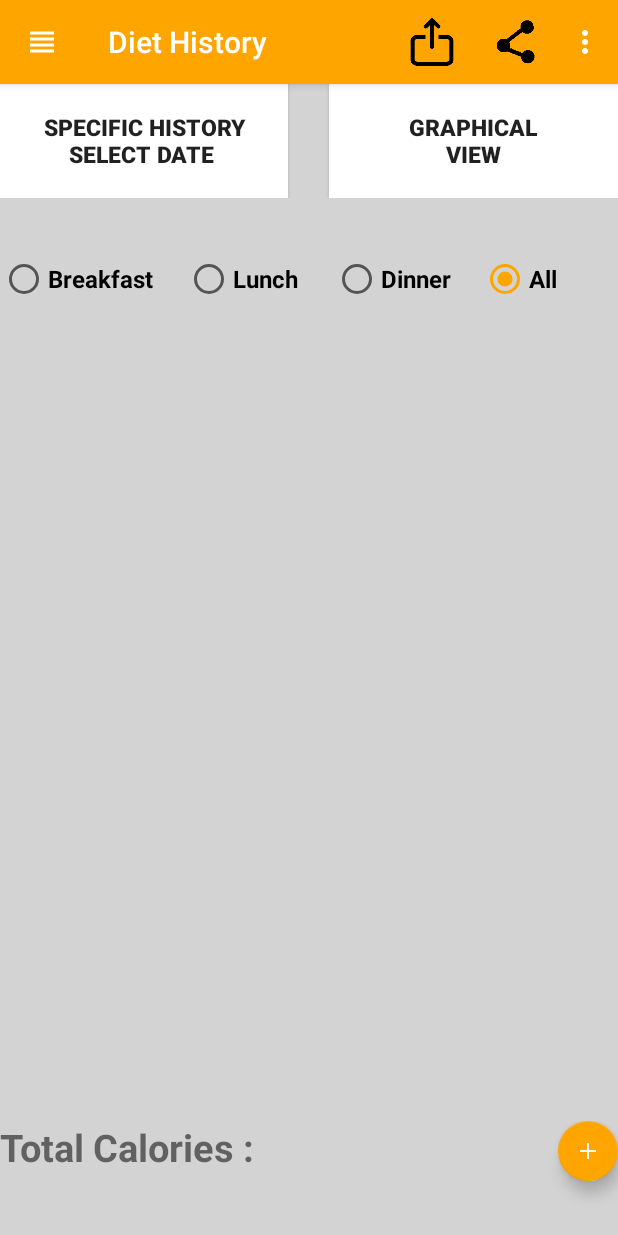
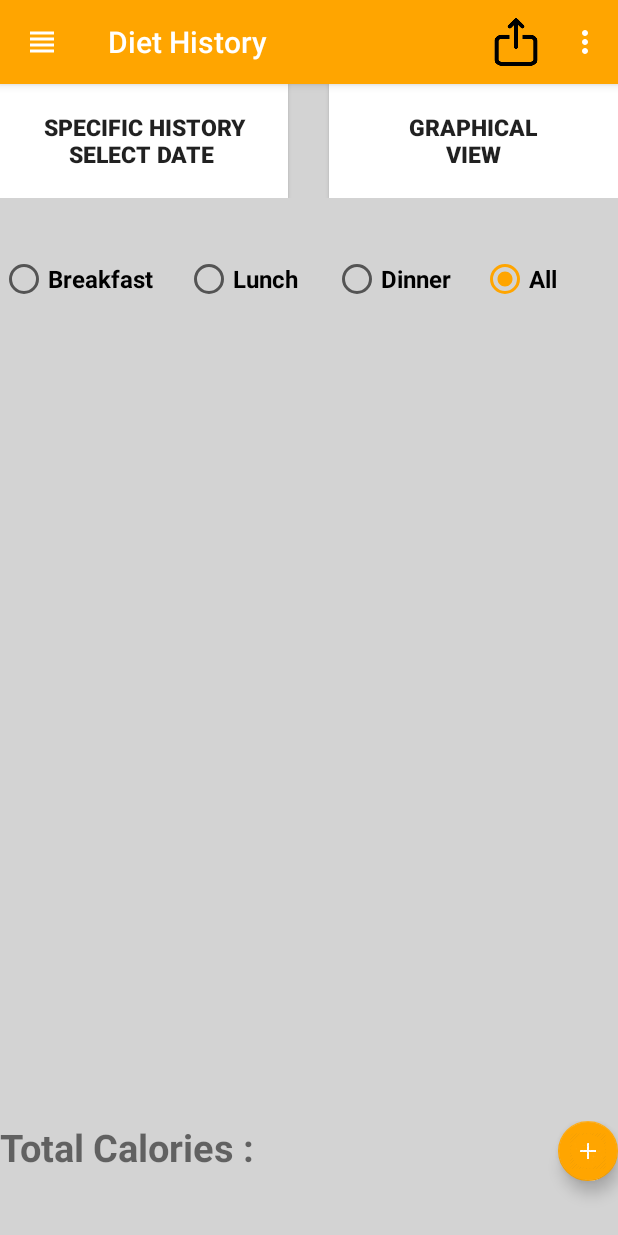
Before and after one commit to A00230757/MyDietDiary, an Android app: the DietHistoryNewActivity screen opened directly, with no data from a screen before it, on a phone screen of 412 x 824 dp. Run offline under Robolectric (Android 15) with nearby library versions, the phone set to English and light mode, and no system bars; our stand-ins replace Firebase (no records; nobody signed in at launch, a user with empty details on screens opened directly); libraries missing offline, so code that uses them is left out: org.apache.poi; pictures from the network do not load.

Commit message:
Now user can view daily calorie consumed graphically. And there is help in menu at top which give instructions about how to use app.App is complete almost.User can share diet ideas with friends also.

```diff
--- a/app/src/main/java/com/example/app/dietdiary/PieGraphHistoryActivity.java
+++ b/app/src/main/java/com/example/app/dietdiary/PieGraphHistoryActivity.java
@@ -50,6 +50,7 @@ TextView tv1;
     long selecteddate;
     float totalcalories=0;
     boolean flag=false;
+    float mtt =0;
     @Override
     protected void onCreate(Bundle savedInstanceState) {
         super.onCreate(savedInstanceState);
@@ -64,6 +65,8 @@ tv1=(TextView)(findViewById(R.id.tv1)) ;
 setTitle("Diet History");
         db = openOrCreateDatabase("MYDB", MODE_PRIVATE, null);
         getSupportActionBar().setDisplayHomeAsUpEnabled(true);
+
+       mtt= getIntent().getFloatExtra("mtt",0);
 
         actionBarDrawerToggle = new ActionBarDrawerToggle(this, d1, null, 0, 0);
         d1.addDrawerListener(actionBarDrawerToggle);
@@ -461,7 +464,7 @@ this.i=i;
 }
     // If we need to display center text with textStyle
     private SpannableString generateCenterSpannableText(float totalExpense) {
-        SpannableString s = new SpannableString("TOTAL Calories\n "+totalExpense+" cal ");
+        SpannableString s = new SpannableString("TOTAL Calories\n "+mtt+" cal ");
         s.setSpan(new RelativeSizeSpan(2f), 11, s.length(), 0);
         s.setSpan(new StyleSpan(Typeface.NORMAL), 11, s.length(), 0);
         return s;
--- a/app/src/main/res/menu/mytoolbarmenu.xml
+++ b/app/src/main/res/menu/mytoolbarmenu.xml
@@ -23,12 +23,12 @@
         <!--android:orderInCategory="100"-->
         <!--android:title="@string/action_settings"-->
         <!--app:showAsAction="never" />-->
-    <item
-        android:id="@+id/m6"
-        android:icon="@drawable/sh"
-        android:orderInCategory="101"
-        android:title="Share"
-        app:showAsAction="always" />
+<!--    <item-->
+<!--        android:id="@+id/m6"-->
+<!--        android:icon="@drawable/sh"-->
+<!--        android:orderInCategory="101"-->
+<!--        android:title="Share"-->
+<!--        app:showAsAction="always" />-->
     <item
         android:id="@+id/m5"
         android:icon="@drawable/etx"
@@ -40,17 +40,17 @@
         android:orderInCategory="100"
         android:title="Help"
         app:showAsAction="never" />
-    <item
-        android:id="@+id/m2"
-        android:orderInCategory="100"
-        android:title="Delete DietHistory"
-        app:showAsAction="never" />
+<!--    <item-->
+<!--        android:id="@+id/m2"-->
+<!--        android:orderInCategory="100"-->
+<!--        android:title="Delete DietHistory"-->
+<!--        app:showAsAction="never" />-->
 
-    <item
-        android:id="@+id/m3"
-        android:orderInCategory="100"
-        android:title="Reset App"
-        app:showAsAction="never" />
+<!--    <item-->
+<!--        android:id="@+id/m3"-->
+<!--        android:orderInCategory="100"-->
+<!--        android:title="Reset App"-->
+<!--        app:showAsAction="never" />-->
 
 
 
--- a/app/src/main/res/menu/nav_menu.xml
+++ b/app/src/main/res/menu/nav_menu.xml
@@ -1,10 +1,10 @@
 <?xml version="1.0" encoding="utf-8"?>
 <menu xmlns:android="http://schemas.android.com/apk/res/android">
-    <item
-        android:icon="@drawable/roundedbutton"
-        android:title="Home"
-        android:id="@+id/ih"
-        />
+<!--    <item-->
+<!--        android:icon="@drawable/roundedbutton"-->
+<!--        android:title="Home"-->
+<!--        android:id="@+id/ih"-->
+<!--        />-->
     <item
         android:icon="@drawable/roundedbutton"
         android:title="Diet History"
```
Also changed, not shown: app/src/main/java/com/example/app/dietdiary/DietHistoryNewActivity.java (+82 -79 lines).
